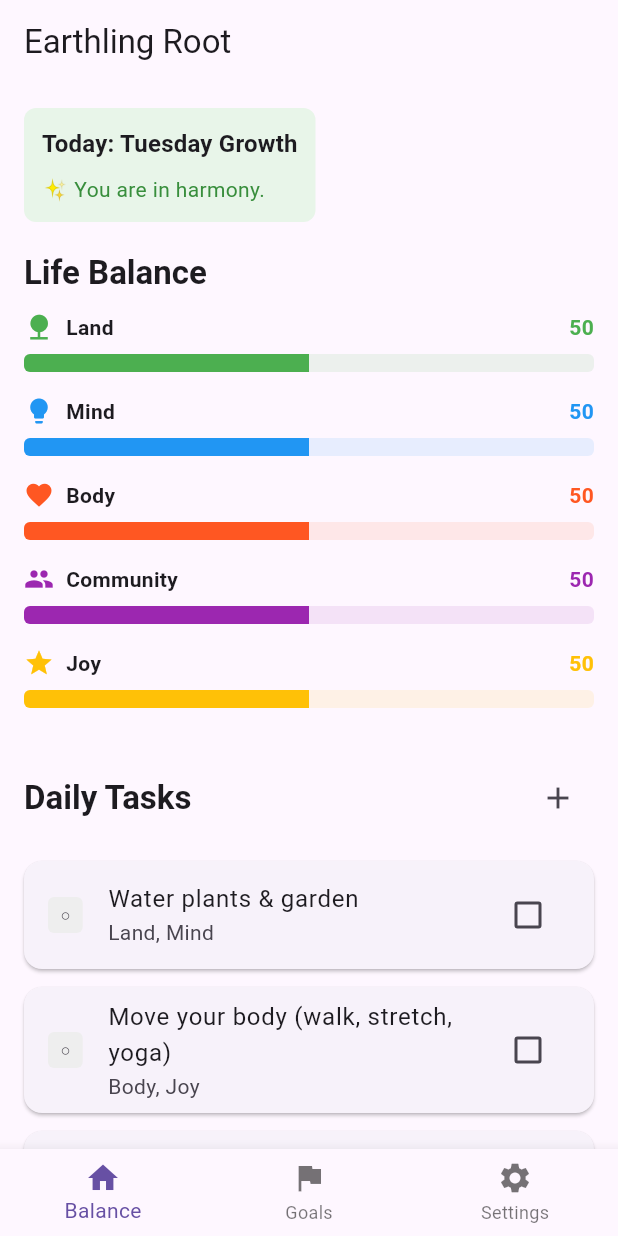
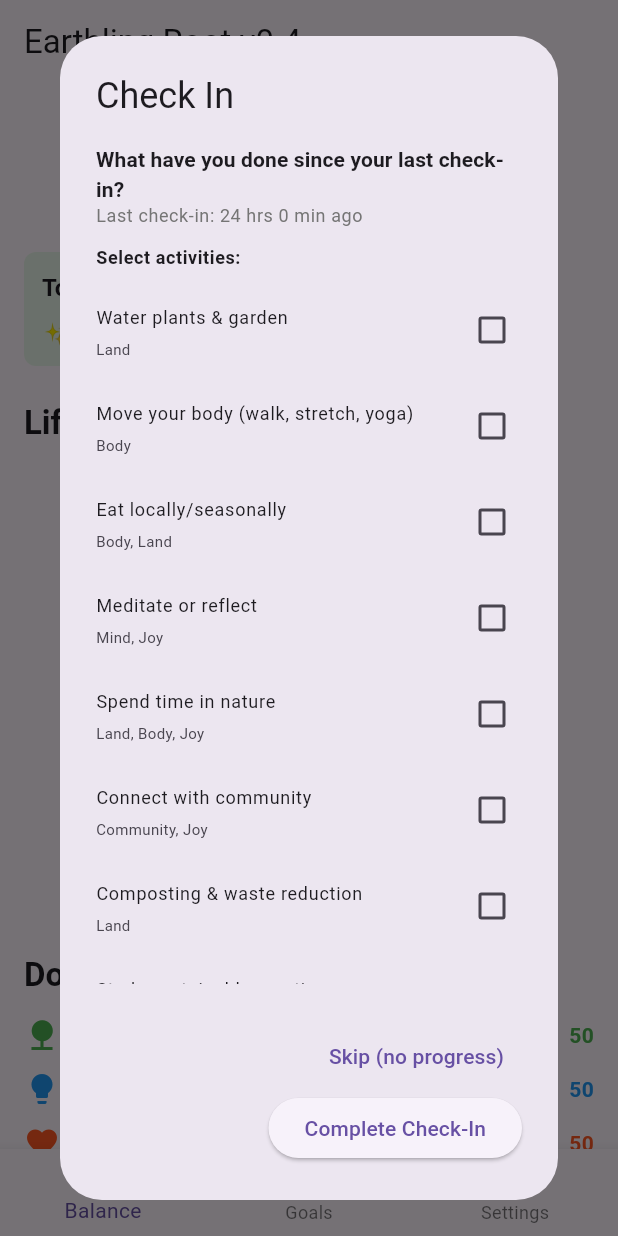
Before and after one commit to Landstryder/Earthling_Root, a Flutter app: the screen it shows after launch, on a phone screen of 412 x 824 dp. Run offline on Flutter 3.47's test engine with Material 3 defaults, Android fonts, the phone set to English and light mode, and no system bars; our stand-ins replace shared_preferences; accounts and stored records are empty.

Commit message:
v0.4: Radar chart visualization, check-in system with trade-off mechanics

```diff
--- a/lib/main.dart
+++ b/lib/main.dart
@@ -1,6 +1,7 @@
 import 'package:flutter/material.dart';
 import 'package:shared_preferences/shared_preferences.dart';
 import 'dart:convert';
+import 'dart:math';
 
 void main() async {
   WidgetsFlutterBinding.ensureInitialized();
@@ -43,63 +44,72 @@ class UserProfile {
   );
 }
 
-// Default tasks for earthling way followers
+// Default tasks for earthling way followers (with trade-off mechanics)
 List<BalanceTask> _getDefaultTasks() {
   return [
-    // Daily tasks
+    // Daily tasks - benefits listed first, then trade-offs
     BalanceTask(
       id: 'daily_1',
       title: 'Water plants & garden',
-      domainIds: ['land', 'mind'],
-      impactValue: 15,
+      benefitDomains: ['land'],
+      tradeoffDomains: ['body', 'joy'], // Time spent instead of physical/fun activity
+      impactValue: 12,
     ),
     BalanceTask(
       id: 'daily_2',
       title: 'Move your body (walk, stretch, yoga)',
-      domainIds: ['body', 'joy'],
+      benefitDomains: ['body'],
+      tradeoffDomains: ['mind', 'community'], // Time away from learning/social
       impactValue: 12,
     ),
     BalanceTask(
       id: 'daily_3',
       title: 'Eat locally/seasonally',
-      domainIds: ['body', 'land'],
+      benefitDomains: ['body', 'land'],
+      tradeoffDomains: ['community'], // Less convenience, harder social eating
       impactValue: 10,
     ),
     BalanceTask(
       id: 'daily_4',
       title: 'Meditate or reflect',
-      domainIds: ['mind', 'joy'],
+      benefitDomains: ['mind', 'joy'],
+      tradeoffDomains: ['community', 'body'], // Solitude vs. movement/connection
       impactValue: 10,
     ),
     BalanceTask(
       id: 'daily_5',
       title: 'Spend time in nature',
-      domainIds: ['land', 'body', 'joy'],
+      benefitDomains: ['land', 'body', 'joy'],
+      tradeoffDomains: ['mind', 'community'], // Less productivity/social time
       impactValue: 15,
     ),
     BalanceTask(
       id: 'daily_6',
       title: 'Connect with community',
-      domainIds: ['community', 'joy'],
+      benefitDomains: ['community', 'joy'],
+      tradeoffDomains: ['land', 'mind'], // Less personal projects/learning time
       impactValue: 12,
     ),
     // Weekly tasks
     BalanceTask(
       id: 'weekly_1',
       title: 'Composting & waste reduction',
-      domainIds: ['land'],
+      benefitDomains: ['land'],
+      tradeoffDomains: ['joy', 'community'], // Extra effort vs. fun activities
       impactValue: 8,
     ),
     BalanceTask(
       id: 'weekly_2',
       title: 'Study sustainable practices',
-      domainIds: ['mind', 'land'],
+      benefitDomains: ['mind', 'land'],
+      tradeoffDomains: ['body', 'joy'], // Sedentary/serious vs. movement/fun
       impactValue: 10,
     ),
     BalanceTask(
       id: 'weekly_3',
       title: 'Community service or gathering',
-      domainIds: ['community', 'land'],
+      benefitDomains: ['community', 'land'],
+      tradeoffDomains: ['body', 'joy'], // Less personal time/fun
       impactValue: 12,
     ),
   ];
@@ -185,7 +195,8 @@ List<Domain> _getDomainDefinitions() {
 class BalanceTask {
   final String id;
   final String title;
-  final List<String> domainIds;
+  final List<String> benefitDomains; // Domains that improve
+  final List<String> tradeoffDomains; // Domains that decrease (trade-off)
   final int impactValue;
   bool completed;
   final DateTime createdAt;
@@ -193,7 +204,8 @@ class BalanceTask {
   BalanceTask({
     required this.id,
     required this.title,
-    required this.domainIds,
+    required this.benefitDomains,
+    required this.tradeoffDomains,
     required this.impactValue,
     this.completed = false,
     DateTime? createdAt,
@@ -202,7 +214,8 @@ class BalanceTask {
   Map<String, dynamic> toJson() => {
         'id': id,
         'title': title,
-        'domainIds': domainIds,
+        'benefitDomains': benefitDomains,
+        'tradeoffDomains': tradeoffDomains,
         'impactValue': impactValue,
         'completed': completed,
         'createdAt': createdAt.toIso8601String(),
@@ -211,7 +224,8 @@ class BalanceTask {
   factory BalanceTask.fromJson(Map<String, dynamic> json) => BalanceTask(
         id: json['id'],
         title: json['title'],
-        domainIds: List<String>.from(json['domainIds']),
+        benefitDomains: List<String>.from(json['benefitDomains'] ?? json['domainIds'] ?? []),
+        tradeoffDomains: List<String>.from(json['tradeoffDomains'] ?? []),
         impactValue: json['impactValue'],
         completed: json['completed'] ?? false,
         createdAt: DateTime.parse(json['createdAt']),
@@ -372,6 +386,23 @@ class StorageService {
     if (_prefs == null) return;
     await _prefs!.clear();
   }
+
+  // Check-in tracking
+  static Future<void> saveLastCheckIn(DateTime time) async {
+    if (_prefs == null) return;
+    await _prefs!.setString('lastCheckIn', time.toIso8601String());
+  }
+
+  static DateTime getLastCheckIn() {
+    if (_prefs == null) return DateTime.now().subtract(const Duration(hours: 24));
+    final json = _prefs!.getString('lastCheckIn');
+    if (json == null) return DateTime.now().subtract(const Duration(hours: 24));
+    return DateTime.parse(json);
+  }
+
+  static Duration getTimeSinceCheckIn() {
+    return DateTime.now().difference(getLastCheckIn());
+  }
 }
 
 class EarthlingRootApp extends StatefulWidget {
@@ -419,6 +450,128 @@ class MainNavigator extends StatefulWidget {
 
   @override
   State<MainNavigator> createState() => _MainNavigatorState();
+}
+
+// Radar Chart Painter for balance visualization
+class RadarChartPainter extends CustomPainter {
+  final List<Domain> domains;
+  final List<double> values; // 0-100 for each domain
+
+  RadarChartPainter({required this.domains, required this.values});
+
+  @override
+  void paint(Canvas canvas, Size size) {
+    final center = Offset(size.width / 2, size.height / 2);
+    final radius = min(size.width, size.height) / 2 - 20;
+    final numDomains = domains.length;
+    final angleSlice = (2 * 3.14159) / numDomains;
+
+    // Draw concentric circles (background grid)
+    for (int i = 1; i <= 5; i++) {
+      final r = radius * (i / 5);
+      canvas.drawCircle(
+        center,
+        r,
+        Paint()
+          ..color = Colors.grey[200]!
+          ..style = PaintingStyle.stroke
+          ..strokeWidth = 0.5,
+      );
+    }
+
+    // Draw axes and labels
+    for (int i = 0; i < numDomains; i++) {
+      final angle = angleSlice * i - 3.14159 / 2;
+      final x = center.dx + radius * cos(angle);
+      final y = center.dy + radius * sin(angle);
+
+      // Draw axis line
+      canvas.drawLine(center, Offset(x, y), Paint()..color = Colors.grey[300]!);
+
+      // Draw label
+      final labelOffset = Offset(
+        center.dx + (radius + 30) * cos(angle),
+        center.dy + (radius + 30) * sin(angle),
+      );
+      final textPainter = TextPainter(
+        text: TextSpan(text: domains[i].name, style: const TextStyle(color: Colors.black, fontSize: 12, fontWeight: FontWeight.bold)),
+        textDirection: TextDirection.ltr,
+      );
+      textPainter.layout();
+      textPainter.paint(canvas, labelOffset - Offset(textPainter.width / 2, textPainter.height / 2));
+    }
+
+    // Draw the balance polygon
+    final pathPoints = <Offset>[];
+    for (int i = 0; i < numDomains; i++) {
+      final angle = angleSlice * i - 3.14159 / 2;
+      final value = values[i] / 100; // Normalize to 0-1
+      final r = radius * value;
+      final x = center.dx + r * cos(angle);
+      final y = center.dy + r * sin(angle);
+      pathPoints.add(Offset(x, y));
+    }
+
+    // Draw polygon
+    if (pathPoints.isNotEmpty) {
+      final path = Path();
+      path.moveTo(pathPoints[0].dx, pathPoints[0].dy);
+      for (int i = 1; i < pathPoints.length; i++) {
+        path.lineTo(pathPoints[i].dx, pathPoints[i].dy);
+      }
+      path.close();
+
+      canvas.drawPath(
+        path,
+        Paint()
+          ..color = Colors.green.withOpacity(0.3)
+          ..style = PaintingStyle.fill,
+      );
+      canvas.drawPath(
+        path,
+        Paint()
+          ..color = Colors.green
+          ..style = PaintingStyle.stroke
+          ..strokeWidth = 2,
+      );
+
+      // Draw points on polygon
+      for (final point in pathPoints) {
+        canvas.drawCircle(
+          point,
+          5,
+          Paint()
+            ..color = Colors.green
+            ..style = PaintingStyle.fill,
+        );
+      }
+    }
+
+    // Draw center balance dot
+    final avgValue = values.fold(0.0, (a, b) => a + b) / numDomains;
+    final balanceRadius = radius * (avgValue / 100);
+    canvas.drawCircle(
+      center,
+      8,
+      Paint()
+        ..color = Colors.amber
+        ..style = PaintingStyle.fill,
+    );
+    canvas.drawCircle(
+      center,
+      8,
+      Paint()
+        ..color = Colors.amber[700]!
+        ..style = PaintingStyle.stroke
+        ..strokeWidth = 2,
+    );
+
+    // Draw center circle (for reference)
+    canvas.drawCircle(center, 3, Paint()..color = Colors.grey[600]!);
+  }
+
+  @override
+  bool shouldRepaint(covariant CustomPainter oldDelegate) => true;
 }
 
 class _MainNavigatorState extends State<MainNavigator> {
@@ -470,12 +623,25 @@ class HomeScreen extends StatefulWidget {
 class _HomeScreenState extends State<HomeScreen> {
   late List<Domain> domains;
   late List<BalanceTask> tasks;
+  late List<bool> selectedTasks;
 
   @override
   void initState() {
     super.initState();
     domains = StorageService.getDomains();
     tasks = StorageService.getTasks();
+    selectedTasks = List<bool>.filled(tasks.length, false);
+    _checkIfShouldPromptCheckIn();
+  }
+
+  void _checkIfShouldPromptCheckIn() {
+    final timeSinceCheckIn = StorageService.getTimeSinceCheckIn();
+    // Prompt if more than 4 hours have passed
+    if (timeSinceCheckIn.inHours >= 4) {
+      WidgetsBinding.instance.addPostFrameCallback((_) {
+        _showCheckInDialog();
+      });
+    }
   }
 
   String _getTodayTheme() {
@@ -512,207 +678,197 @@ class _HomeScreenState extends State<HomeScreen> {
     }
   }
 
-  void _toggleTask(int index) {
-    setState(() {
-      tasks[index].completed = !tasks[index].completed;
-      if (tasks[index].completed) {
-        for (var domainId in tasks[index].domainIds) {
-          final domain = domains.firstWhere((d) => d.id == domainId);
-          domain.value = (domain.value + tasks[index].impactValue).clamp(0, 100).toDouble();
-        }
-      } else {
-        for (var domainId in tasks[index].domainIds) {
-          final domain = domains.firstWhere((d) => d.id == domainId);
-          domain.value = (domain.value - tasks[index].impactValue).clamp(0, 100).toDouble();
-        }
-      }
-    });
-    StorageService.saveTasks(tasks);
-    StorageService.saveDomains(domains);
-  }
+  void _showCheckInDialog() {
+    final timeSinceCheckIn = StorageService.getTimeSinceCheckIn();
+    final hoursAgo = timeSinceCheckIn.inHours;
+    final minutesAgo = timeSinceCheckIn.inMinutes % 60;
 
-  void _addTask() {
     showDialog(
       context: context,
-      builder: (context) => _AddTaskDialog(
-        domains: domains,
-        onAdd: (title, selectedDomainIds, impactValue) {
-          setState(() {
-            tasks.add(BalanceTask(
-              id: DateTime.now().millisecondsSinceEpoch.toString(),
-              title: title,
-              domainIds: selectedDomainIds,
-              impactValue: impactValue,
-            ));
+      barrierDismissible: false,
+      builder: (context) => StatefulBuilder(
+        builder: (context, setDialogState) => AlertDialog(
+          title: const Text('Check In'),
+          content: SingleChildScrollView(
+            child: Column(
+              mainAxisSize: MainAxisSize.min,
+              crossAxisAlignment: CrossAxisAlignment.start,
+              children: [
+                Text(
+                  'What have you done since your last check-in?',
+                  style: Theme.of(context).textTheme.titleSmall?.copyWith(fontWeight: FontWeight.bold),
+                ),
+                Text(
+                  'Last check-in: ${hoursAgo > 0 ? '$hoursAgo hr${hoursAgo > 1 ? 's' : ''} ' : ''}${minutesAgo} min ago',
+                  style: Theme.of(context).textTheme.bodySmall?.copyWith(color: Colors.grey[600]),
+                ),
+                const SizedBox(height: 12.0),
+                Text(
+                  'Select activities:',
+                  style: Theme.of(context).textTheme.bodySmall?.copyWith(fontWeight: FontWeight.w600),
+                ),
+                const SizedBox(height: 8.0),
+                ...List.generate(tasks.length, (index) {
+                  final task = tasks[index];
+                  return CheckboxListTile(
+                    title: Text(task.title, style: const TextStyle(fontSize: 12)),
+                    subtitle: Text(
+                      task.benefitDomains.map((id) => domains.firstWhere((d) => d.id == id).name).join(', '),
+                      style: const TextStyle(fontSize: 10),
+                    ),
+                    value: selectedTasks[index],
+                    onChanged: (value) {
+                      setDialogState(() {
+                        selectedTasks[index] = value ?? false;
                       });
-          StorageService.saveTasks(tasks);
-          Navigator.pop(context);
                     },
+                    dense: true,
+                    contentPadding: EdgeInsets.zero,
+                  );
+                }),
+              ],
             ),
-    );
-  }
-
-  void _resetDay() {
-    showDialog(
-      context: context,
-      builder: (context) => AlertDialog(
-        title: const Text('Reset Day'),
-        content: const Text('This will uncheck all tasks and reset domain values to 50.'),
+          ),
           actions: [
-          TextButton(onPressed: () => Navigator.pop(context), child: const Text('Cancel')),
             TextButton(
               onPressed: () {
-              setState(() {
-                for (var task in tasks) {
-                  task.completed = false;
-                }
-                for (var domain in domains) {
-                  domain.value = 50.0;
-                }
-              });
-              StorageService.saveTasks(tasks);
-              StorageService.saveDomains(domains);
                 Navigator.pop(context);
+                _updateDomainsFromCheckIn();
+                StorageService.saveLastCheckIn(DateTime.now());
               },
-            child: const Text('Reset'),
+              child: const Text('Skip (no progress)'),
+            ),
+            ElevatedButton(
+              onPressed: () {
+                Navigator.pop(context);
+                _updateDomainsFromCheckIn();
+                StorageService.saveLastCheckIn(DateTime.now());
+              },
+              child: const Text('Complete Check-In'),
             ),
           ],
-      ),
-    );
-  }
-
-  @override
-  Widget build(BuildContext context) {
-    return Scaffold(
-      appBar: AppBar(title: const Text('Earthling Root')),
-      body: SingleChildScrollView(
-        child: Padding(
-          padding: const EdgeInsets.all(16.0),
-          child: Column(crossAxisAlignment: CrossAxisAlignment.start, children: [
-            Container(
-              padding: const EdgeInsets.all(12.0),
-              decoration: BoxDecoration(color: Colors.green[50], borderRadius: BorderRadius.circular(8.0)),
-              child: Column(crossAxisAlignment: CrossAxisAlignment.start, children: [
-                Text('Today: ${_getTodayTheme()}', style: Theme.of(context).textTheme.titleMedium?.copyWith(fontWeight: FontWeight.bold)),
-                const SizedBox(height: 8.0),
-                Text(_getBalanceMessage(), style: Theme.of(context).textTheme.bodyMedium?.copyWith(color: Colors.green[700])),
-              ]),
-            ),
-            const SizedBox(height: 20.0),
-            Text('Life Balance', style: Theme.of(context).textTheme.titleLarge?.copyWith(fontWeight: FontWeight.bold)),
-            const SizedBox(height: 12.0),
-            ...domains.map((d) => _buildDomainBar(d)),
-            const SizedBox(height: 20.0),
-            Row(mainAxisAlignment: MainAxisAlignment.spaceBetween, children: [
-              Text('Daily Tasks', style: Theme.of(context).textTheme.titleLarge?.copyWith(fontWeight: FontWeight.bold)),
-              IconButton(icon: const Icon(Icons.add), onPressed: _addTask),
-            ]),
-            const SizedBox(height: 12.0),
-            if (tasks.isEmpty)
-              Padding(padding: const EdgeInsets.symmetric(vertical: 24.0), child: Center(child: Text('No tasks yet. Add one to get started!', style: TextStyle(color: Colors.grey[500]))))
-            else
-              ListView.builder(shrinkWrap: true, physics: const NeverScrollableScrollPhysics(), itemCount: tasks.length, itemBuilder: (context, index) => _buildTaskTile(index, tasks[index])),
-            const SizedBox(height: 24.0),
-            SizedBox(
-              width: double.infinity,
-              child: ElevatedButton.icon(
-                onPressed: _resetDay,
-                icon: const Icon(Icons.refresh),
-                label: const Text('Reset Day'),
-                style: ElevatedButton.styleFrom(backgroundColor: Colors.red[400]),
-              ),
-            ),
-          ]),
         ),
       ),
     );
   }
 
-  Widget _buildDomainBar(Domain domain) {
-    return Padding(
-      padding: const EdgeInsets.only(bottom: 16.0),
-      child: Column(crossAxisAlignment: CrossAxisAlignment.start, children: [
-        Row(children: [Icon(domain.icon, color: domain.color, size: 20), const SizedBox(width: 8.0), Text(domain.name, style: const TextStyle(fontWeight: FontWeight.w600)), const Spacer(), Text(domain.value.toStringAsFixed(0), style: TextStyle(fontWeight: FontWeight.bold, color: domain.color))]),
-        const SizedBox(height: 8.0),
-        ClipRRect(borderRadius: BorderRadius.circular(4.0), child: LinearProgressIndicator(value: domain.value / 100, minHeight: 12.0, backgroundColor: domain.color.withOpacity(0.1), valueColor: AlwaysStoppedAnimation<Color>(domain.color))),
-      ]),
-    );
+  void _updateDomainsFromCheckIn() {
+    setState(() {
+      for (int i = 0; i < selectedTasks.length; i++) {
+        if (selectedTasks[i]) {
+          final task = tasks[i];
+          // Apply benefits
+          for (var domainId in task.benefitDomains) {
+            final domain = domains.firstWhere((d) => d.id == domainId);
+            domain.value = (domain.value + task.impactValue).clamp(0.0, 100.0);
           }
-
-  Widget _buildTaskTile(int index, BalanceTask task) {
-    return Card(
-      margin: const EdgeInsets.symmetric(vertical: 6.0),
-      child: CheckboxListTile(
-        title: Text(task.title),
-        subtitle: Text(task.domainIds.map((id) => domains.firstWhere((d) => d.id == id).name).join(', ')),
-        value: task.completed,
-        onChanged: (_) => _toggleTask(index),
-        secondary: Container(padding: const EdgeInsets.symmetric(horizontal: 8.0, vertical: 4.0), decoration: BoxDecoration(color: task.completed ? Colors.green[200] : Colors.grey[200], borderRadius: BorderRadius.circular(4.0)), child: Text(task.completed ? '✓' : '○')),
-      ),
-    );
+          // Apply trade-offs (reduce other domains)
+          for (var domainId in task.tradeoffDomains) {
+            final domain = domains.firstWhere((d) => d.id == domainId);
+            domain.value = (domain.value - (task.impactValue * 0.5)).clamp(0.0, 100.0);
           }
         }
-
-class _AddTaskDialog extends StatefulWidget {
-  final List<Domain> domains;
-  final Function(String title, List<String> domainIds, int impact) onAdd;
-
-  const _AddTaskDialog({required this.domains, required this.onAdd});
-
-  @override
-  State<_AddTaskDialog> createState() => _AddTaskDialogState();
       }
-
-class _AddTaskDialogState extends State<_AddTaskDialog> {
-  late TextEditingController titleController;
-  late TextEditingController impactController;
-  List<String> selectedDomainIds = [];
-
-  @override
-  void initState() {
-    super.initState();
-    titleController = TextEditingController();
-    impactController = TextEditingController(text: '10');
-  }
-
-  @override
-  void dispose() {
-    titleController.dispose();
-    impactController.dispose();
-    super.dispose();
+      selectedTasks = List<bool>.filled(tasks.length, false);
+    });
+    StorageService.saveDomains(domains);
   }
 
   @override
   Widget build(BuildContext context) {
-    return AlertDialog(
-      title: const Text('Add Task'),
-      content: SingleChildScrollView(
-        child: Column(mainAxisSize: MainAxisSize.min, crossAxisAlignment: CrossAxisAlignment.start, children: [
-          TextField(controller: titleController, decoration: const InputDecoration(labelText: 'Task Title', hintText: 'e.g., Water plants')),
+    final values = domains.map((d) => d.value).toList();
+
+    return Scaffold(
+      appBar: AppBar(title: const Text('Earthling Root v0.4')),
+      body: SingleChildScrollView(
+        child: Padding(
+          padding: const EdgeInsets.all(16.0),
+          child: Column(
+            crossAxisAlignment: CrossAxisAlignment.start,
+            children: [
+              // Check-in button and time indicator
+              Center(
+                child: Column(
+                  children: [
+                    ElevatedButton.icon(
+                      onPressed: _showCheckInDialog,
+                      icon: const Icon(Icons.assignment_turned_in),
+                      label: const Text('Check In Now'),
+                    ),
+                    const SizedBox(height: 8.0),
+                    Text(
+                      'Time since last check-in: ${StorageService.getTimeSinceCheckIn().inHours}h ${StorageService.getTimeSinceCheckIn().inMinutes % 60}m',
+                      style: Theme.of(context).textTheme.bodySmall?.copyWith(color: Colors.grey[600]),
+                    ),
+                  ],
+                ),
+              ),
+              const SizedBox(height: 24.0),
+
+              // Today's theme and message
+              Container(
+                padding: const EdgeInsets.all(12.0),
+                decoration: BoxDecoration(color: Colors.green[50], borderRadius: BorderRadius.circular(8.0)),
+                child: Column(
+                  crossAxisAlignment: CrossAxisAlignment.start,
+                  children: [
+                    Text('Today: ${_getTodayTheme()}', style: Theme.of(context).textTheme.titleMedium?.copyWith(fontWeight: FontWeight.bold)),
+                    const SizedBox(height: 8.0),
+                    Text(_getBalanceMessage(), style: Theme.of(context).textTheme.bodyMedium?.copyWith(color: Colors.green[700])),
+                  ],
+                ),
+              ),
+              const SizedBox(height: 24.0),
+
+              // Radar Chart
+              Text('Life Balance Radar', style: Theme.of(context).textTheme.titleLarge?.copyWith(fontWeight: FontWeight.bold)),
+              const SizedBox(height: 16.0),
+              Center(
+                child: SizedBox(
+                  width: 300,
+                  height: 300,
+                  child: CustomPaint(
+                    painter: RadarChartPainter(domains: domains, values: values),
+                  ),
+                ),
+              ),
+              const SizedBox(height: 24.0),
+
+              // Domain values as cards
+              Text('Domain Values', style: Theme.of(context).textTheme.titleLarge?.copyWith(fontWeight: FontWeight.bold)),
               const SizedBox(height: 12.0),
-          const Text('Affects:'),
-          const SizedBox(height: 8.0),
-          ...widget.domains.map((domain) => CheckboxListTile(title: Text(domain.name), value: selectedDomainIds.contains(domain.id), onChanged: (value) {
-                setState(() {
-                  if (value == true) {
-                    selectedDomainIds.add(domain.id);
-                  } else {
-                    selectedDomainIds.remove(domain.id);
-                  }
-                });
-              })),
-          const SizedBox(height: 8.0),
-          TextField(controller: impactController, decoration: const InputDecoration(labelText: 'Impact Value', hintText: '5-20'), keyboardType: TextInputType.number),
-        ]),
+              ...domains.map((d) => Padding(
+                padding: const EdgeInsets.only(bottom: 8.0),
+                child: Row(
+                  children: [
+                    Icon(d.icon, color: d.color, size: 24),
+                    const SizedBox(width: 12.0),
+                    Expanded(
+                      child: Column(
+                        crossAxisAlignment: CrossAxisAlignment.start,
+                        children: [
+                          Text(d.name, style: const TextStyle(fontWeight: FontWeight.w600)),
+                          ClipRRect(
+                            borderRadius: BorderRadius.circular(4.0),
+                            child: LinearProgressIndicator(
+                              value: d.value / 100,
+                              minHeight: 8.0,
+                              backgroundColor: d.color.withOpacity(0.1),
+                              valueColor: AlwaysStoppedAnimation<Color>(d.color),
                             ),
-      actions: [
-        TextButton(onPressed: () => Navigator.pop(context), child: const Text('Cancel')),
-        ElevatedButton(onPressed: () {
-          if (titleController.text.isNotEmpty && selectedDomainIds.isNotEmpty && int.tryParse(impactController.text) != null) {
-            widget.onAdd(titleController.text, selectedDomainIds, int.parse(impactController.text));
-          }
-        }, child: const Text('Add')),
+                          ),
                         ],
+                      ),
+                    ),
+                    const SizedBox(width: 12.0),
+                    Text(d.value.toStringAsFixed(0), style: TextStyle(fontWeight: FontWeight.bold, color: d.color, fontSize: 14)),
+                  ],
+                ),
+              )),
+            ],
+          ),
+        ),
+      ),
     );
   }
 }
--- a/pubspec.yaml
+++ b/pubspec.yaml
@@ -3,7 +3,7 @@ description: "A simple offline-first habit and land stewardship tracker app."
 
 publish_to: 'none'
 
-version: 0.3.0+1
+version: 0.4.0+1
 
 environment:
   sdk: '>=3.0.0 <4.0.0'
```
Also changed, not shown: 1 other file. Lines whose indentation alone changed are shown as unchanged.
